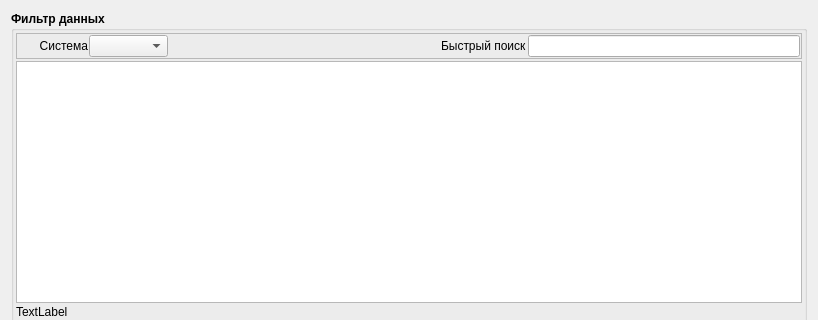
The window that recovery/ZNRecover/src/mainwindow.ui (Aleksander1975/Apak) describes before a commit, drawn with Qt 5; both pictures show x 0 to 818 and y 0 to 320 of the 818 by 573 pixel window.
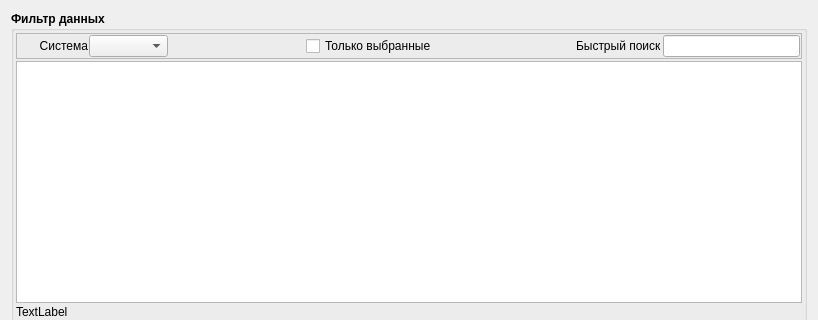
The same window after the commit. Icons and pictures are not drawn.

Diff of the .ui file:
```diff
--- a/recovery/ZNRecover/src/mainwindow.ui
+++ b/recovery/ZNRecover/src/mainwindow.ui
@@ -888,6 +888,32 @@
                  </property>
                 </spacer>
                </item>
+               <item>
+                <widget class="QCheckBox" name="checkFilteredOnly">
+                 <property name="font">
+                  <font>
+                   <weight>50</weight>
+                   <bold>false</bold>
+                  </font>
+                 </property>
+                 <property name="text">
+                  <string>Только выбранные</string>
+                 </property>
+                </widget>
+               </item>
+               <item>
+                <spacer name="horizontalSpacer_6">
+                 <property name="orientation">
+                  <enum>Qt::Horizontal</enum>
+                 </property>
+                 <property name="sizeHint" stdset="0">
+                  <size>
+                   <width>40</width>
+                   <height>20</height>
+                  </size>
+                 </property>
+                </spacer>
+               </item>
                <item>
                 <widget class="QLabel" name="label_10">
                  <property name="font">
```
